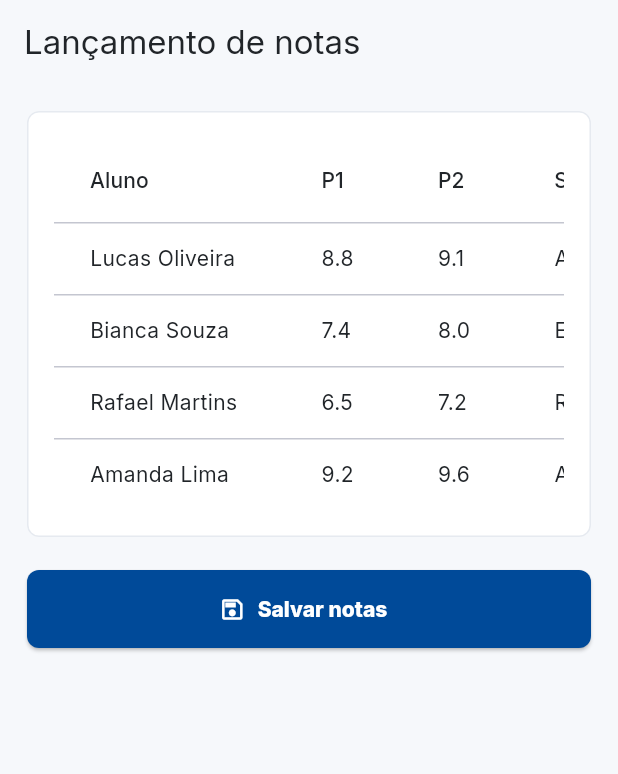
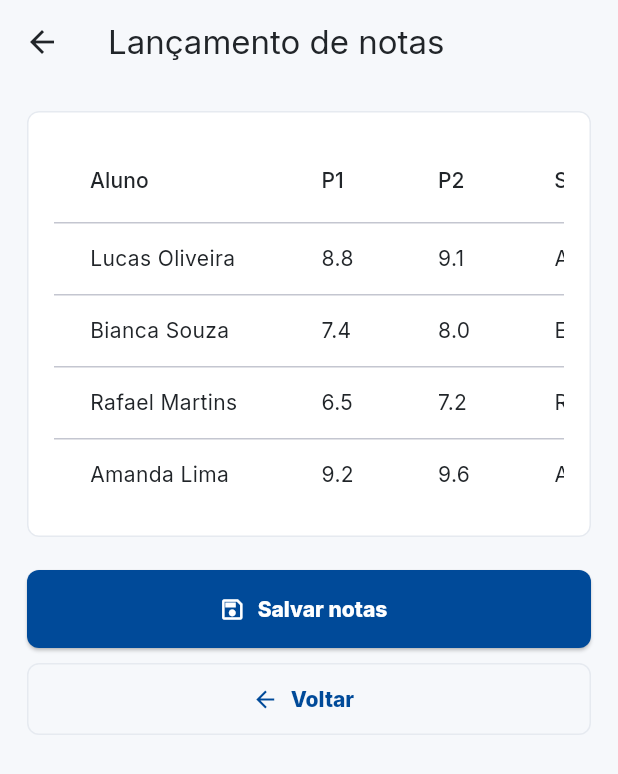
Before and after one commit to ykiakao/uniconnect-clients, a Flutter app: the TeacherGradesPage screen opened by its route, on a phone screen of 412 x 824 dp. Shown: the top 774 px of the screen. Run offline on Flutter 3.47's test engine with Material 3 defaults, Android fonts, the phone set to English and light mode, and no system bars; our stand-ins replace flutter_riverpod, go_router, google_fonts.

Commit message:
Add explicit back navigation buttons

```diff
--- a/lib/features/chat/presentation/chat_page.dart
+++ b/lib/features/chat/presentation/chat_page.dart
@@ -1,7 +1,9 @@
 import 'package:flutter/material.dart';
 import 'package:flutter_riverpod/flutter_riverpod.dart';
 
+import '../../../core/constants/app_routes.dart';
 import '../../../core/theme/app_colors.dart';
+import '../../../shared/widgets/app_back_button.dart';
 import '../../../shared/widgets/bottom_nav.dart';
 import '../models/chat_message.dart';
 import '../providers/chat_provider.dart';
@@ -15,6 +17,7 @@ class ChatPage extends ConsumerWidget {
 
     return Scaffold(
       appBar: AppBar(
+        leading: const AppBackButton(fallbackRoute: AppRoutes.studentDashboard),
         title: const Text('Chat acadêmico'),
         actions: const [
           Padding(
--- a/lib/features/profile/presentation/profile_page.dart
+++ b/lib/features/profile/presentation/profile_page.dart
@@ -4,6 +4,7 @@ import 'package:go_router/go_router.dart';
 
 import '../../../core/constants/app_routes.dart';
 import '../../../core/theme/app_colors.dart';
+import '../../../shared/widgets/app_back_button.dart';
 import '../../../shared/widgets/app_card.dart';
 import '../../../shared/widgets/bottom_nav.dart';
 import '../../auth/providers/auth_provider.dart';
@@ -16,7 +17,10 @@ class ProfilePage extends ConsumerWidget {
     final user = ref.watch(authControllerProvider);
 
     return Scaffold(
-      appBar: AppBar(title: const Text('Perfil')),
+      appBar: AppBar(
+        leading: const AppBackButton(fallbackRoute: AppRoutes.studentDashboard),
+        title: const Text('Perfil'),
+      ),
       bottomNavigationBar: const UniBottomNav(currentIndex: 4),
       body: ListView(
         padding: const EdgeInsets.all(18),
--- a/lib/features/teacher/presentation/teacher_grades_page.dart
+++ b/lib/features/teacher/presentation/teacher_grades_page.dart
@@ -1,5 +1,7 @@
 import 'package:flutter/material.dart';
 
+import '../../../core/constants/app_routes.dart';
+import '../../../shared/widgets/app_back_button.dart';
 import '../../../shared/widgets/app_card.dart';
 
 class TeacherGradesPage extends StatelessWidget {
@@ -15,7 +17,10 @@ class TeacherGradesPage extends StatelessWidget {
     ];
 
     return Scaffold(
-      appBar: AppBar(title: const Text('Lançamento de notas')),
+      appBar: AppBar(
+        leading: const AppBackButton(fallbackRoute: AppRoutes.teacherDashboard),
+        title: const Text('Lançamento de notas'),
+      ),
       body: ListView(
         padding: const EdgeInsets.all(18),
         children: [
@@ -54,6 +59,8 @@ class TeacherGradesPage extends StatelessWidget {
             icon: const Icon(Icons.save_outlined),
             label: const Text('Salvar notas'),
           ),
+          const SizedBox(height: 10),
+          const AppBackTextButton(fallbackRoute: AppRoutes.teacherDashboard),
         ],
       ),
     );
--- /dev/null
+++ b/lib/shared/widgets/app_back_button.dart
@@ -0,0 +1,60 @@
+import 'package:flutter/material.dart';
+import 'package:go_router/go_router.dart';
+
+class AppBackButton extends StatelessWidget {
+  const AppBackButton({
+    super.key,
+    required this.fallbackRoute,
+    this.tooltip = 'Voltar',
+  });
+
+  final String fallbackRoute;
+  final String tooltip;
+
+  @override
+  Widget build(BuildContext context) {
+    return IconButton(
+      tooltip: tooltip,
+      onPressed: () => _goBack(context),
+      icon: const Icon(Icons.arrow_back),
+    );
+  }
+
+  void _goBack(BuildContext context) {
+    if (context.canPop()) {
+      context.pop();
+      return;
+    }
+
+    context.go(fallbackRoute);
+  }
+}
+
+class AppBackTextButton extends StatelessWidget {
+  const AppBackTextButton({
+    super.key,
+    required this.fallbackRoute,
+    this.label = 'Voltar',
+  });
+
+  final String fallbackRoute;
+  final String label;
+
+  @override
+  Widget build(BuildContext context) {
+    return OutlinedButton.icon(
+      onPressed: () => _goBack(context),
+      icon: const Icon(Icons.arrow_back),
+      label: Text(label),
+    );
+  }
+
+  void _goBack(BuildContext context) {
+    if (context.canPop()) {
+      context.pop();
+      return;
+    }
+
+    context.go(fallbackRoute);
+  }
+}
```
Also changed, not shown: lib/features/activities/presentation/activities_page.dart (+6 -1 lines), lib/features/activities/presentation/activity_detail_page.dart (+14 -3 lines), lib/features/grades/presentation/grades_page.dart (+6 -1 lines), lib/features/teacher/presentation/create_activity_page.dart (+8 -1 lines).
